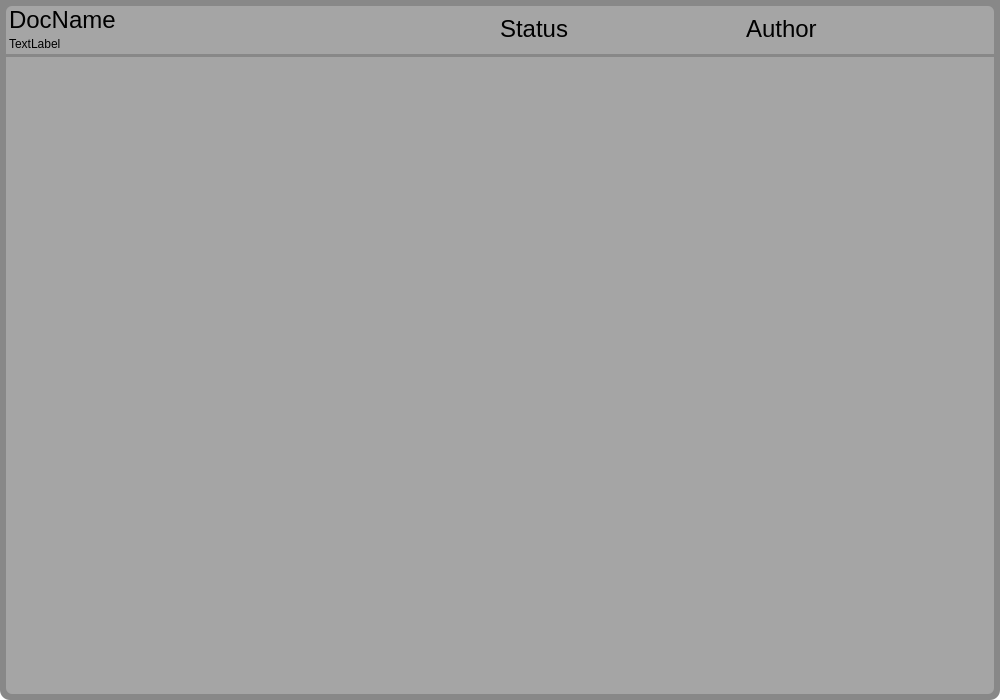
This is DocViewDialog.ui in slip686/MIMC as Qt 5 draws it before an edit. The edited form follows.
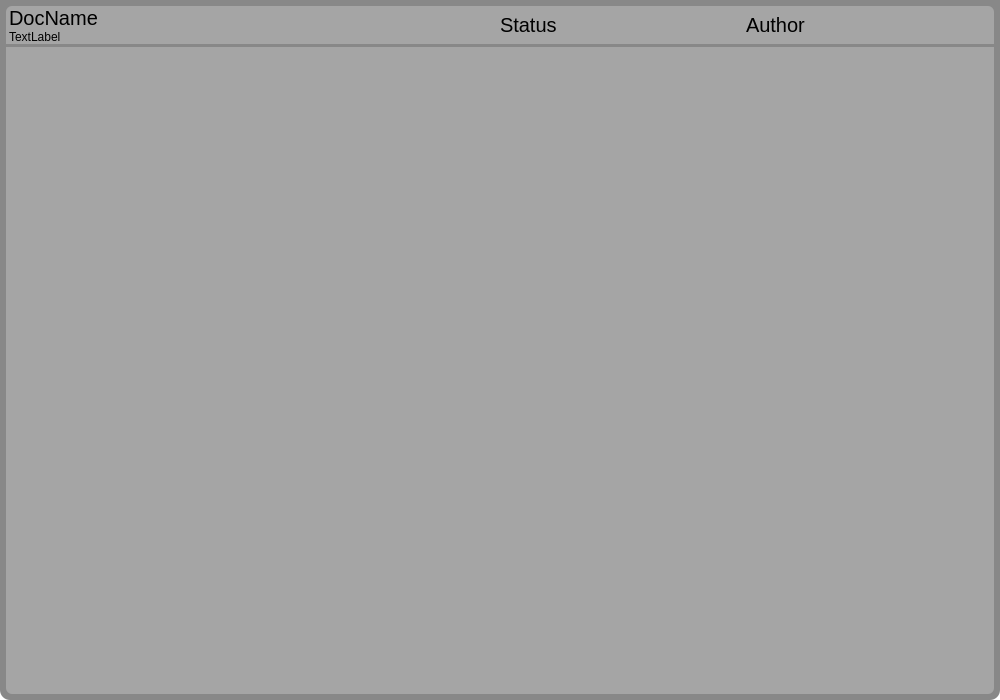
This is the edited form. Custom widgets are drawn as their Qt base class.

Commit message: added doc view dialog window

The edit to the form file:
```diff
--- a/DocViewDialog.ui
+++ b/DocViewDialog.ui
@@ -154,7 +154,7 @@
              <number>3</number>
             </property>
             <property name="bottomMargin">
-             <number>3</number>
+             <number>0</number>
             </property>
             <item>
              <widget class="QFrame" name="frame_3">
@@ -166,7 +166,7 @@
               </property>
               <layout class="QVBoxLayout" name="verticalLayout_4">
                <property name="spacing">
-                <number>3</number>
+                <number>0</number>
                </property>
                <property name="leftMargin">
                 <number>0</number>
@@ -184,7 +184,7 @@
                 <widget class="QLabel" name="docNameLabel">
                  <property name="font">
                   <font>
-                   <pointsize>18</pointsize>
+                   <pointsize>15</pointsize>
                   </font>
                  </property>
                  <property name="text">
@@ -230,7 +230,7 @@
                 <widget class="QLabel" name="docStatusLabel">
                  <property name="font">
                   <font>
-                   <pointsize>18</pointsize>
+                   <pointsize>15</pointsize>
                   </font>
                  </property>
                  <property name="text">
@@ -242,7 +242,7 @@
                 <widget class="QLabel" name="authorLabel">
                  <property name="font">
                   <font>
-                   <pointsize>18</pointsize>
+                   <pointsize>15</pointsize>
                   </font>
                  </property>
                  <property name="text">
```
The commit also changes 2 other files.
